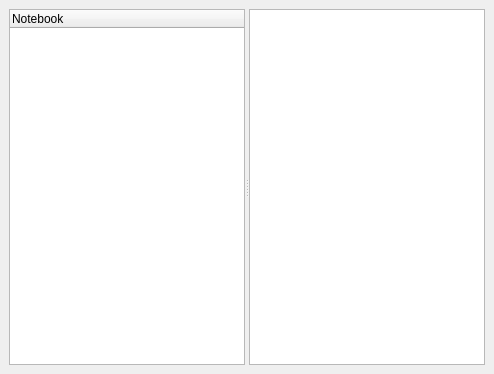
Before: the Qt Designer form Manager/pages/page_notes.ui in gil9red/NotesManager, drawn with Qt 5.
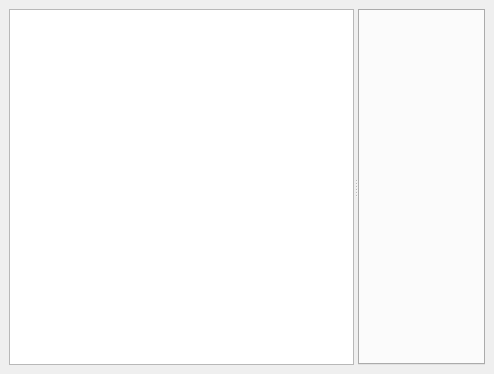
After: the same form once the commit is applied. Custom widgets are drawn as their Qt base class.

What changed in the file:
```diff
--- a/Manager/pages/page_notes.ui
+++ b/Manager/pages/page_notes.ui
@@ -20,14 +20,7 @@
       <property name="orientation">
        <enum>Qt::Horizontal</enum>
       </property>
-      <widget class="QTreeWidget" name="treeWidgetNotebooks">
-       <column>
-        <property name="text">
-         <string>Notebook</string>
-        </property>
-       </column>
-      </widget>
-      <widget class="QTableView" name="tableView">
+      <widget class="QTreeView" name="treeNotes">
        <property name="editTriggers">
         <set>QAbstractItemView::NoEditTriggers</set>
        </property>
@@ -40,18 +33,31 @@
        <property name="selectionBehavior">
         <enum>QAbstractItemView::SelectRows</enum>
        </property>
-       <property name="sortingEnabled">
+       <property name="animated">
         <bool>true</bool>
        </property>
-       <attribute name="verticalHeaderShowSortIndicator" stdset="0">
+      </widget>
+      <widget class="NotesTabWidget" name="tabNotes">
+       <property name="tabsClosable">
         <bool>true</bool>
-       </attribute>
+       </property>
+       <property name="movable">
+        <bool>true</bool>
+       </property>
       </widget>
      </widget>
     </item>
    </layout>
   </widget>
  </widget>
+ <customwidgets>
+  <customwidget>
+   <class>NotesTabWidget</class>
+   <extends>QTabWidget</extends>
+   <header>Manager/pages/notestabwidget.h</header>
+   <container>1</container>
+  </customwidget>
+ </customwidgets>
  <resources/>
  <connections/>
 </ui>
```
Left out of the diff: 10 changed lines with no effect on the pictures.
